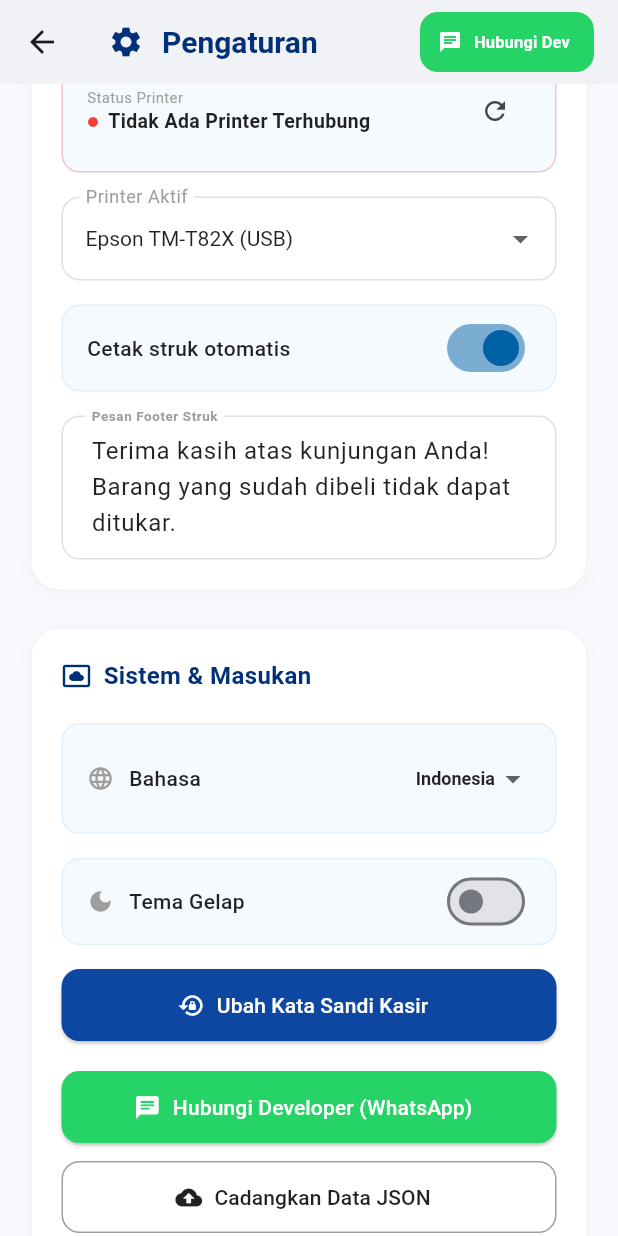
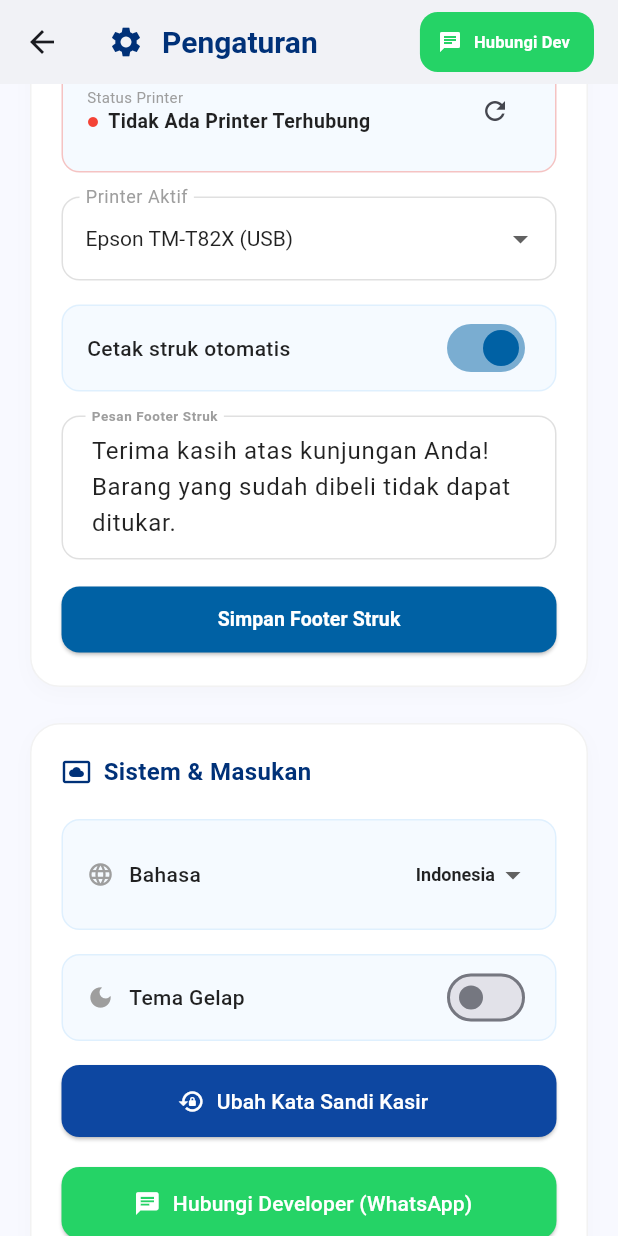
Before and after one commit to Xeerodev/kasirku_app, a Flutter app: the SettingsScreen screen opened directly, scrolled down 576 dp, on a phone screen of 412 x 824 dp. Run offline on Flutter 3.47's test engine with Material 3 defaults, Android fonts, the phone set to English and light mode, and no system bars; our stand-ins replace google_fonts, image_picker, pdf, permission_handler, shared_preferences; missing offline and left inert: blue_thermal_printer, excel; accounts and stored records are empty; network calls fail.

Commit message:
fix: perbaiki penyimpanan footer struk dan sinkronisasi tampilan struk di riwayat

```diff
--- a/lib/screens/settings_screen.dart
+++ b/lib/screens/settings_screen.dart
@@ -302,7 +302,8 @@ class _SettingsScreenState extends State<SettingsScreen> {
                         logoUrl: provider.storeProfile.logoUrl,
                         isConfigured: true,
                       ));
-                      _showFloatingPopup(context, lang == 'Indonesia' ? 'Profil berhasil disimpan' : 'Profile saved successfully', isError: false);
+                      provider.updatePrinterSettings(footer: _footerController.text);
+                      _showFloatingPopup(context, lang == 'Indonesia' ? 'Seluruh pengaturan berhasil disimpan' : 'All settings saved successfully', isError: false);
                     },
                     style: ElevatedButton.styleFrom(backgroundColor: const Color(0xFF0061A4), foregroundColor: Colors.white, minimumSize: const Size.fromHeight(48), shape: RoundedRectangleBorder(borderRadius: BorderRadius.circular(12))),
                     child: Text(lang == 'Indonesia' ? 'Simpan Profil & Kasir' : 'Save Profile & Cashier', style: const TextStyle(fontWeight: FontWeight.bold)),
@@ -379,6 +380,15 @@ class _SettingsScreenState extends State<SettingsScreen> {
                   ),
                   const SizedBox(height: 16),
                   _buildTextField(controller: _footerController, label: lang == 'Indonesia' ? 'Pesan Footer Struk' : 'Receipt Footer Message', maxLines: 3, isDark: isDark),
+                  const SizedBox(height: 16),
+                  ElevatedButton(
+                    onPressed: () {
+                      provider.updatePrinterSettings(footer: _footerController.text);
+                      _showFloatingPopup(context, lang == 'Indonesia' ? 'Pengaturan struk berhasil disimpan' : 'Receipt settings saved', isError: false);
+                    },
+                    style: ElevatedButton.styleFrom(backgroundColor: const Color(0xFF0061A4), foregroundColor: Colors.white, minimumSize: const Size.fromHeight(44), shape: RoundedRectangleBorder(borderRadius: BorderRadius.circular(12))),
+                    child: Text(lang == 'Indonesia' ? 'Simpan Footer Struk' : 'Save Footer Message', style: const TextStyle(fontWeight: FontWeight.bold, fontSize: 13)),
+                  ),
                 ],
               ),
             ),
```
Also changed, not shown: lib/screens/history_screen.dart (+20 -16 lines).
